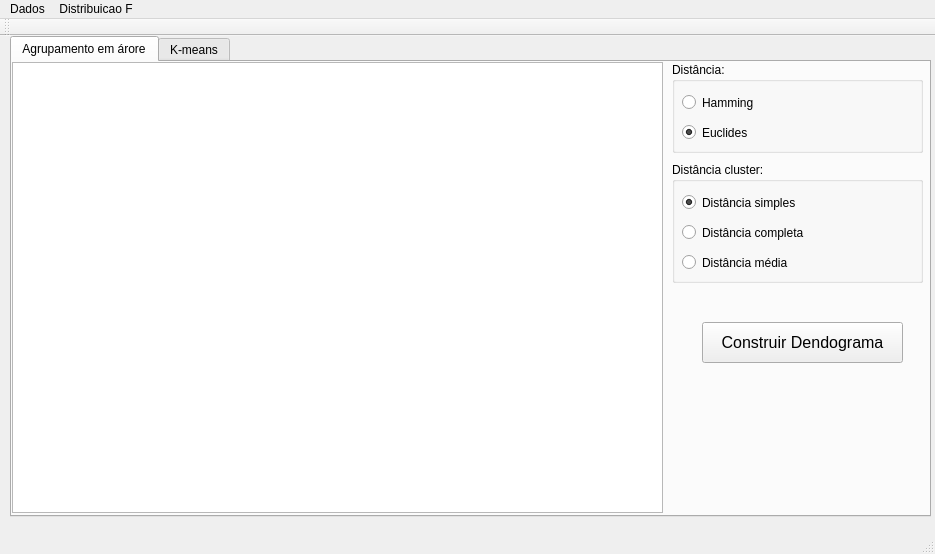
The window that mainwindow.ui (renannetto/reconhecimento-padroes) describes before a commit, drawn with Qt 5.
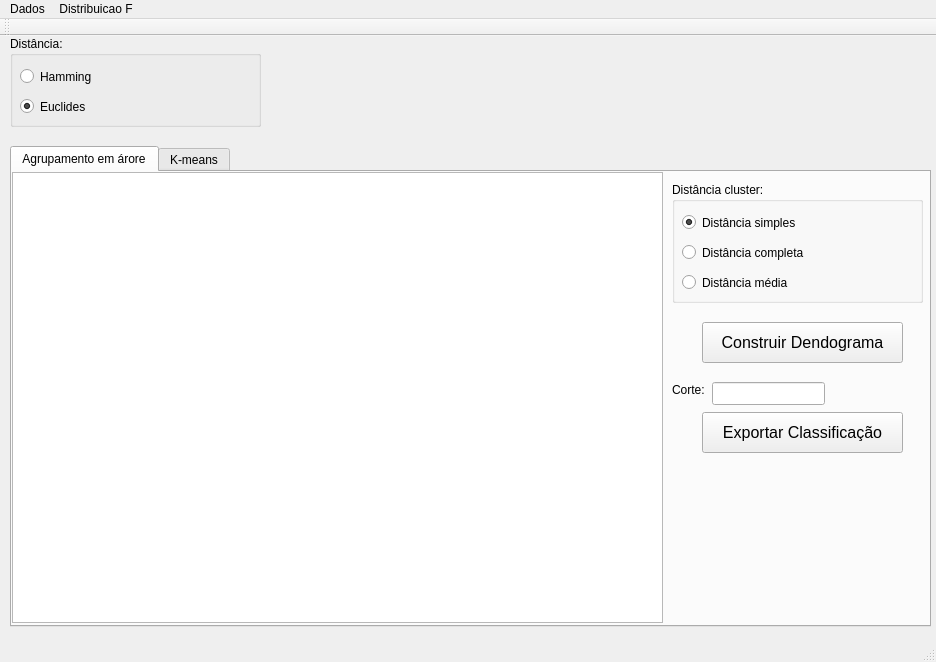
The same window after the commit. The open tabs and pages were chosen to show the change. Custom widgets are drawn as their Qt base class.

Commit message: método para fazer o corte do dendograma

```diff
--- a/mainwindow.ui
+++ b/mainwindow.ui
@@ -6,8 +6,8 @@
    <rect>
     <x>0</x>
     <y>0</y>
-    <width>935</width>
-    <height>554</height>
+    <width>936</width>
+    <height>662</height>
    </rect>
   </property>
   <property name="windowTitle">
@@ -18,13 +18,13 @@
     <property name="geometry">
      <rect>
       <x>10</x>
-      <y>0</y>
+      <y>110</y>
       <width>921</width>
       <height>481</height>
      </rect>
     </property>
     <property name="currentIndex">
-     <number>1</number>
+     <number>0</number>
     </property>
     <widget class="QWidget" name="tab">
      <attribute name="title">
@@ -40,11 +40,11 @@
        </rect>
       </property>
      </widget>
-     <widget class="QGroupBox" name="groupBox_2">
+     <widget class="QGroupBox" name="distancia_cluster_group">
       <property name="geometry">
        <rect>
         <x>660</x>
-        <y>100</y>
+        <y>10</y>
         <width>251</width>
         <height>121</height>
        </rect>
@@ -95,56 +95,11 @@
        </property>
       </widget>
      </widget>
-     <widget class="QGroupBox" name="distancia_group">
-      <property name="geometry">
-       <rect>
-        <x>660</x>
-        <y>0</y>
-        <width>251</width>
-        <height>91</height>
-       </rect>
-      </property>
-      <property name="title">
-       <string>Distância:</string>
-      </property>
-      <widget class="QRadioButton" name="hamming_radio">
-       <property name="geometry">
-        <rect>
-         <x>10</x>
-         <y>30</y>
-         <width>100</width>
-         <height>21</height>
-        </rect>
-       </property>
-       <property name="text">
-        <string>Hamming</string>
-       </property>
-       <property name="checked">
-        <bool>false</bool>
-       </property>
-      </widget>
-      <widget class="QRadioButton" name="euclides_radio">
-       <property name="geometry">
-        <rect>
-         <x>10</x>
-         <y>60</y>
-         <width>100</width>
-         <height>21</height>
-        </rect>
-       </property>
-       <property name="text">
-        <string>Euclides</string>
-       </property>
-       <property name="checked">
-        <bool>true</bool>
-       </property>
-      </widget>
-     </widget>
      <widget class="QPushButton" name="pushButton">
       <property name="geometry">
        <rect>
         <x>690</x>
-        <y>260</y>
+        <y>150</y>
         <width>201</width>
         <height>41</height>
        </rect>
@@ -158,6 +113,47 @@
        <string>Construir Dendograma</string>
       </property>
      </widget>
+     <widget class="QLabel" name="label_2">
+      <property name="geometry">
+       <rect>
+        <x>660</x>
+        <y>210</y>
+        <width>57</width>
+        <height>15</height>
+       </rect>
+      </property>
+      <property name="text">
+       <string>Corte:</string>
+      </property>
+     </widget>
+     <widget class="QLineEdit" name="corte_dendograma">
+      <property name="geometry">
+       <rect>
+        <x>700</x>
+        <y>210</y>
+        <width>113</width>
+        <height>23</height>
+       </rect>
+      </property>
+     </widget>
+     <widget class="QPushButton" name="pushButton_3">
+      <property name="geometry">
+       <rect>
+        <x>690</x>
+        <y>240</y>
+        <width>201</width>
+        <height>41</height>
+       </rect>
+      </property>
+      <property name="font">
+       <font>
+        <pointsize>12</pointsize>
+       </font>
+      </property>
+      <property name="text">
+       <string>Exportar Classificação</string>
+      </property>
+     </widget>
     </widget>
     <widget class="QWidget" name="tab_2">
      <attribute name="title">
@@ -187,56 +183,11 @@
        <bool>true</bool>
       </property>
      </widget>
-     <widget class="QGroupBox" name="distancia_group_2">
-      <property name="geometry">
-       <rect>
-        <x>660</x>
-        <y>10</y>
-        <width>251</width>
-        <height>91</height>
-       </rect>
-      </property>
-      <property name="title">
-       <string>Distância:</string>
-      </property>
-      <widget class="QRadioButton" name="hamming_radio_2">
-       <property name="geometry">
-        <rect>
-         <x>10</x>
-         <y>30</y>
-         <width>100</width>
-         <height>21</height>
-        </rect>
-       </property>
-       <property name="text">
-        <string>Hamming</string>
-       </property>
-       <property name="checked">
-        <bool>false</bool>
-       </property>
-      </widget>
-      <widget class="QRadioButton" name="euclides_radio_2">
-       <property name="geometry">
-        <rect>
-         <x>10</x>
-         <y>60</y>
-         <width>100</width>
-         <height>21</height>
-        </rect>
-       </property>
-       <property name="text">
-        <string>Euclides</string>
-       </property>
-       <property name="checked">
-        <bool>true</bool>
-       </property>
-      </widget>
-     </widget>
      <widget class="QPushButton" name="pushButton_2">
       <property name="geometry">
        <rect>
         <x>730</x>
-        <y>170</y>
+        <y>60</y>
         <width>80</width>
         <height>41</height>
        </rect>
@@ -254,7 +205,7 @@
       <property name="geometry">
        <rect>
         <x>660</x>
-        <y>130</y>
+        <y>10</y>
         <width>21</width>
         <height>16</height>
        </rect>
@@ -263,11 +214,11 @@
        <string>K:</string>
       </property>
      </widget>
-     <widget class="QSpinBox" name="spinBox">
+     <widget class="QSpinBox" name="kmeans_k">
       <property name="geometry">
        <rect>
         <x>690</x>
-        <y>130</y>
+        <y>10</y>
         <width>47</width>
         <height>24</height>
        </rect>
@@ -317,13 +268,58 @@
      <string/>
     </property>
    </widget>
+   <widget class="QGroupBox" name="distancia_group">
+    <property name="geometry">
+     <rect>
+      <x>10</x>
+      <y>0</y>
+      <width>251</width>
+      <height>91</height>
+     </rect>
+    </property>
+    <property name="title">
+     <string>Distância:</string>
+    </property>
+    <widget class="QRadioButton" name="hamming_radio">
+     <property name="geometry">
+      <rect>
+       <x>10</x>
+       <y>30</y>
+       <width>100</width>
+       <height>21</height>
+      </rect>
+     </property>
+     <property name="text">
+      <string>Hamming</string>
+     </property>
+     <property name="checked">
+      <bool>false</bool>
+     </property>
+    </widget>
+    <widget class="QRadioButton" name="euclides_radio">
+     <property name="geometry">
+      <rect>
+       <x>10</x>
+       <y>60</y>
+       <width>100</width>
+       <height>21</height>
+      </rect>
+     </property>
+     <property name="text">
+      <string>Euclides</string>
+     </property>
+     <property name="checked">
+      <bool>true</bool>
+     </property>
+    </widget>
+   </widget>
   </widget>
   <widget class="QMenuBar" name="menuBar">
    <property name="geometry">
     <rect>
      <x>0</x>
      <y>0</y>
-     <width>935</width>
+     <width>936</width>
      <height>20</height>
     </rect>
    </property>
```
Left out of the diff: 17 changed lines with no effect on the pictures. The commit also changes 14 other files.
